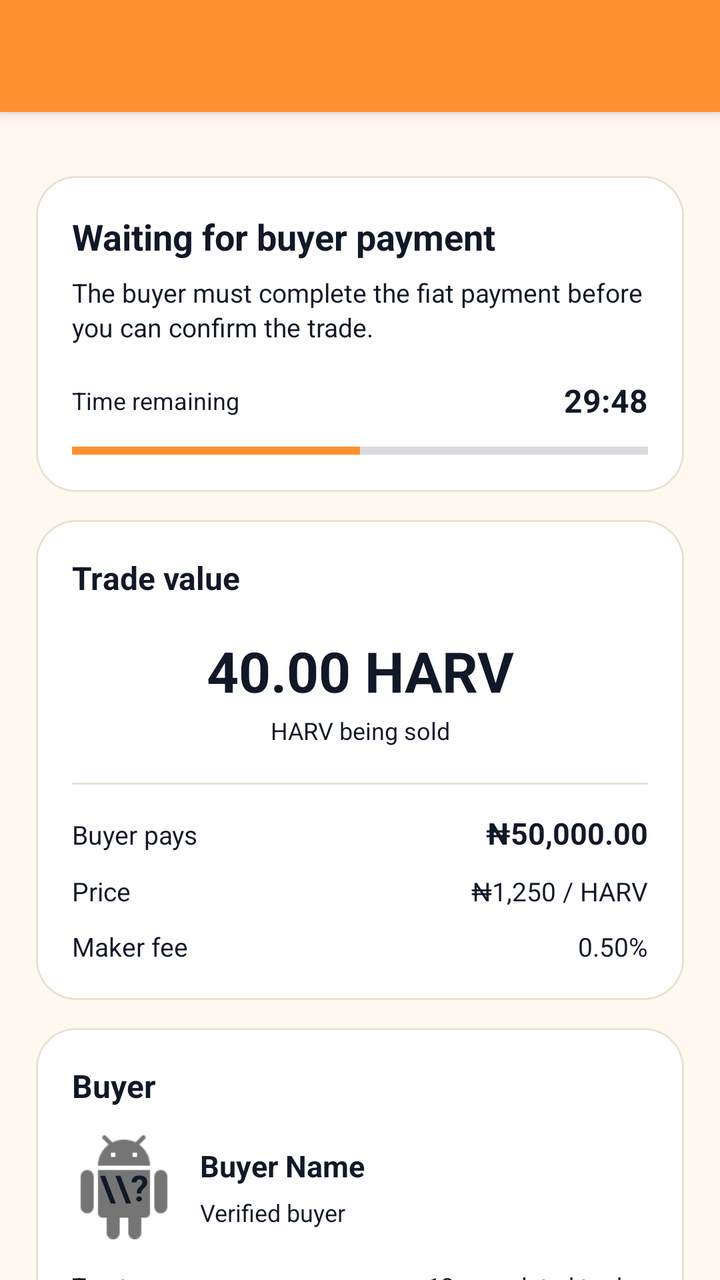
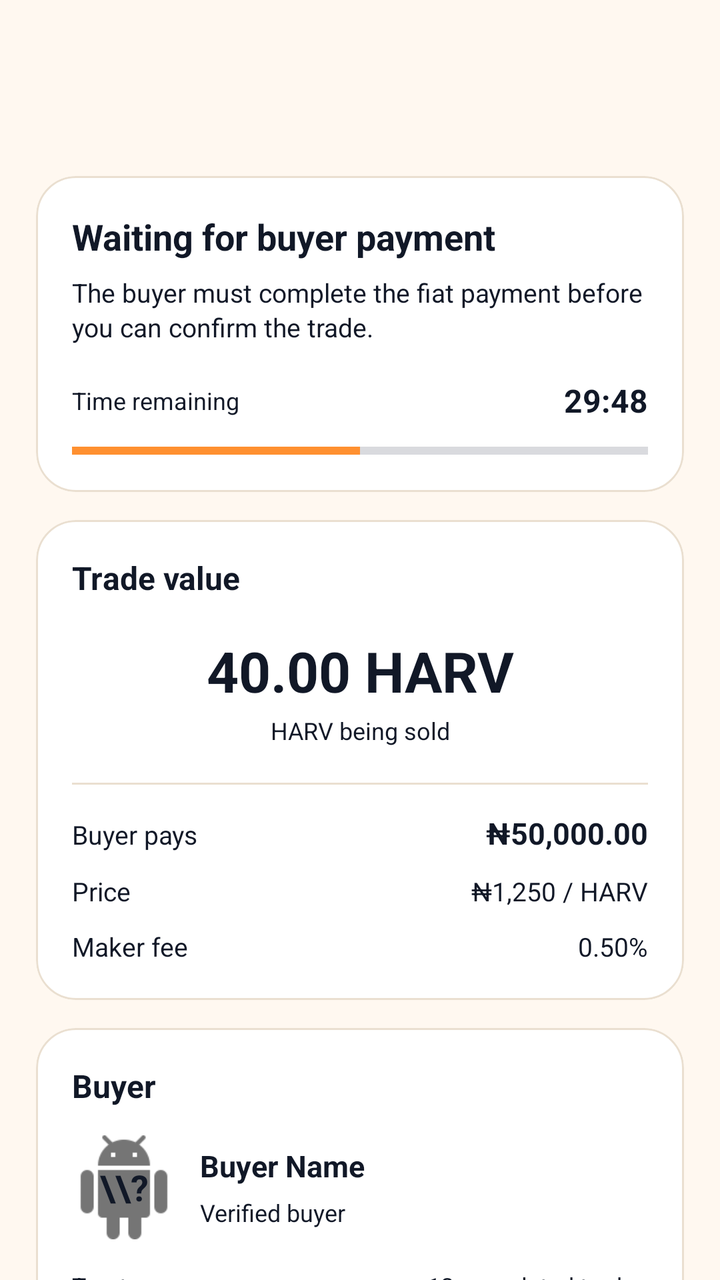

Two renders of the same Android screen: before a commit and after it. Below are the layout's source before the change and the commit's diff.
<!-- AndroidManifest.xml: application theme AppTheme -->
<!-- res/layout/p2p_sell_trade.xml -->
<androidx.coordinatorlayout.widget.CoordinatorLayout
	xmlns:android="http://schemas.android.com/apk/res/android"
	xmlns:app="http://schemas.android.com/apk/res-auto"
	xmlns:tools="http://schemas.android.com/tools"
	android:id="@+id/_coordinator"
	android:layout_width="match_parent"
	android:layout_height="match_parent">
	<com.google.android.material.appbar.AppBarLayout
		android:id="@+id/_app_bar"
		android:layout_width="match_parent"
		android:layout_height="wrap_content"
		android:theme="@style/AppTheme.AppBarOverlay">
		<androidx.appcompat.widget.Toolbar
			android:id="@+id/_toolbar"
			android:layout_width="match_parent"
			android:layout_height="?attr/actionBarSize"
			android:background="?attr/appBarColor"
			app:popupTheme="@style/AppTheme.PopupOverlay" />
	</com.google.android.material.appbar.AppBarLayout>
	<androidx.core.widget.NestedScrollView
		android:layout_width="match_parent"
		android:layout_height="match_parent"
		android:background="@color/colorP2pBg"
		android:fillViewport="true"
		android:clipToPadding="false"
		app:layout_behavior="@string/appbar_scrolling_view_behavior">
		<LinearLayout
			android:id="@+id/sell_trade_root"
			android:layout_width="match_parent"
			android:layout_height="wrap_content"
			android:paddingTop="16dp"
			android:paddingBottom="36dp"
			android:orientation="vertical"
			android:paddingStart="18dp"
			android:paddingEnd="18dp">
			<com.google.android.material.card.MaterialCardView
				android:id="@+id/card_sell_action"
				android:layout_width="match_parent"
				android:layout_height="wrap_content"
				android:layout_marginTop="16dp"
				app:cardBackgroundColor="@color/colorP2pSurface"
				app:cardCornerRadius="20dp"
				app:cardElevation="0dp"
				app:strokeColor="@color/colorP2pBorder"
				app:strokeWidth="1dp">
				<LinearLayout
					android:id="@+id/linear134"
					android:layout_width="match_parent"
					android:layout_height="wrap_content"
					android:padding="18dp"
					android:orientation="vertical">
					<TextView
						android:id="@+id/tv_sell_action_title"
						android:layout_width="match_parent"
						android:layout_height="wrap_content"
						android:text="Waiting for buyer payment"
						android:textSize="18sp"
						android:textStyle="bold" />
					<TextView
						android:id="@+id/tv_sell_action_description"
						android:layout_width="match_parent"
						android:layout_height="wrap_content"
						android:layout_marginTop="7dp"
						android:text="The buyer must complete the fiat payment before you can confirm the trade."
						android:textSize="13sp"
						android:lineSpacingExtra="2dp" />
					<LinearLayout
						android:id="@+id/linear135"
						android:layout_width="match_parent"
						android:layout_height="wrap_content"
						android:layout_marginTop="17dp"
						android:gravity="center_vertical"
						android:orientation="horizontal">
						<TextView
							android:id="@+id/textview65"
							android:layout_width="0dp"
							android:layout_height="wrap_content"
							android:text="Time remaining"
							android:textSize="12sp"
							android:layout_weight="1" />
						<TextView
							android:id="@+id/tv_sell_timer"
							android:layout_width="wrap_content"
							android:layout_height="wrap_content"
							android:text="29:48"
							android:textSize="16sp"
							android:textStyle="bold" />
					</LinearLayout>
					<ProgressBar
						android:id="@+id/pb_sell_trade"
						android:layout_width="match_parent"
						android:layout_height="5dp"
						android:layout_marginTop="12dp"
						android:progress="50"
						android:indeterminate="false"
						style="?android:progressBarStyleHorizontal"
						android:progressTint="@color/colorP2pAccent" />
				</LinearLayout>
			</com.google.android.material.card.MaterialCardView>
			<com.google.android.material.card.MaterialCardView
				android:id="@+id/card_sell_value"
				android:layout_width="match_parent"
				android:layout_height="wrap_content"
				android:layout_marginTop="14dp"
				app:cardBackgroundColor="@color/colorP2pSurface"
				app:cardCornerRadius="20dp"
				app:cardElevation="0dp"
				app:strokeColor="@color/colorP2pBorder"
				app:strokeWidth="1dp">
				<LinearLayout
					android:id="@+id/linear136"
					android:layout_width="match_parent"
					android:layout_height="wrap_content"
					android:padding="18dp"
					android:orientation="vertical">
					<TextView
						android:id="@+id/textview66"
						android:layout_width="wrap_content"
						android:layout_height="wrap_content"
						android:text="Trade value"
						android:textSize="16sp"
						android:textStyle="bold" />
					<TextView
						android:id="@+id/tv_sell_harv_amount"
						android:layout_width="match_parent"
						android:layout_height="wrap_content"
						android:layout_marginTop="17dp"
						android:gravity="center_horizontal|center_vertical"
						android:text="40.00 HARV"
						android:textSize="28sp"
						android:textStyle="bold" />
					<TextView
						android:id="@+id/tv_sell_value_caption"
						android:layout_width="match_parent"
						android:layout_height="wrap_content"
						android:layout_marginTop="3dp"
						android:gravity="center_horizontal|center_vertical"
						android:text="HARV being sold"
						android:textSize="12sp" />
					<View
						android:id="@+id/view137"
						android:layout_width="match_parent"
						android:layout_height="1dp"
						android:layout_marginTop="18dp"
						android:background="@color/colorP2pBorder" />
					<LinearLayout
						android:id="@+id/linear138"
						android:layout_width="match_parent"
						android:layout_height="wrap_content"
						android:layout_marginTop="14dp"
						android:orientation="horizontal">
						<TextView
							android:id="@+id/textview67"
							android:layout_width="0dp"
							android:layout_height="wrap_content"
							android:text="Buyer pays"
							android:textSize="13sp"
							android:layout_weight="1" />
						<TextView
							android:id="@+id/tv_sell_fiat_amount"
							android:layout_width="wrap_content"
							android:layout_height="wrap_content"
							android:text="₦50,000.00"
							android:textSize="15sp"
							android:textStyle="bold" />
					</LinearLayout>
					<LinearLayout
						android:id="@+id/linear139"
						android:layout_width="match_parent"
						android:layout_height="wrap_content"
						android:layout_marginTop="10dp"
						android:orientation="horizontal">
						<TextView
							android:id="@+id/textview68"
							android:layout_width="0dp"
							android:layout_height="wrap_content"
							android:text="Price"
							android:textSize="13sp"
							android:layout_weight="1" />
						<TextView
							android:id="@+id/tv_sell_price"
							android:layout_width="wrap_content"
							android:layout_height="wrap_content"
							android:text="₦1,250 / HARV"
							android:textSize="13sp" />
					</LinearLayout>
					<LinearLayout
						android:id="@+id/row_sell_maker_fee"
						android:layout_width="match_parent"
						android:layout_height="wrap_content"
						android:layout_marginTop="10dp"
						android:orientation="horizontal">
						<TextView
							android:id="@+id/textview69"
							android:layout_width="0dp"
							android:layout_height="wrap_content"
							android:text="Maker fee"
							android:textSize="13sp"
							android:layout_weight="1" />
						<TextView
							android:id="@+id/tv_sell_maker_fee"
							android:layout_width="wrap_content"
							android:layout_height="wrap_content"
							android:text="0.50%"
							android:textSize="13sp" />
					</LinearLayout>
				</LinearLayout>
			</com.google.android.material.card.MaterialCardView>
			<com.google.android.material.card.MaterialCardView
				android:id="@+id/card_sell_buyer"
				android:layout_width="match_parent"
				android:layout_height="wrap_content"
				android:layout_marginTop="14dp"
				app:cardBackgroundColor="@color/colorP2pSurface"
				app:cardCornerRadius="20dp"
				app:cardElevation="0dp"
				app:strokeColor="@color/colorP2pBorder"
				app:strokeWidth="1dp">
				<LinearLayout
					android:id="@+id/linear140"
					android:layout_width="match_parent"
					android:layout_height="wrap_content"
					android:padding="18dp"
					android:orientation="vertical">
					<TextView
						android:id="@+id/textview70"
						android:layout_width="wrap_content"
						android:layout_height="wrap_content"
						android:text="Buyer"
						android:textSize="16sp"
						android:textStyle="bold" />
					<LinearLayout
						android:id="@+id/linear141"
						android:layout_width="match_parent"
						android:layout_height="wrap_content"
						android:layout_marginTop="14dp"
						android:gravity="center_vertical"
						android:orientation="horizontal">
						<FrameLayout
							android:id="@+id/frame_layout4"
							android:layout_width="52dp"
							android:layout_height="52dp">
							<TextView
								android:id="@+id/tv_sell_buyer_initial"
								android:layout_width="match_parent"
								android:layout_height="match_parent"
								android:background="@drawable/default_image"
								android:gravity="center_horizontal|center_vertical"
								android:text="\\\\?"
								android:textSize="18sp"
								android:textStyle="bold" />
							<ImageView
								android:id="@+id/iv_sell_buyer_avatar"
								android:layout_width="52dp"
								android:layout_height="52dp"
								android:src="@drawable/default_image"
								android:scaleType="centerCrop"
								android:visibility="gone" />
						</FrameLayout>
						<LinearLayout
							android:id="@+id/linear142"
							android:layout_width="0dp"
							android:layout_height="wrap_content"
							android:orientation="vertical"
							android:layout_weight="1"
							android:layout_marginStart="12dp">
							<LinearLayout
								android:id="@+id/linear143"
								android:layout_width="wrap_content"
								android:layout_height="wrap_content"
								android:gravity="center_vertical"
								android:orientation="horizontal">
								<TextView
									android:id="@+id/tv_sell_buyer_name"
									android:layout_width="wrap_content"
									android:layout_height="wrap_content"
									android:text="Buyer Name"
									android:textSize="15sp"
									android:textStyle="bold" />
								<ImageView
									android:id="@+id/iv_sell_buyer_verified"
									android:layout_width="17dp"
									android:layout_height="17dp"
									android:src="@drawable/icon_check_circle_round"
									android:scaleType="centerInside"
									android:layout_marginStart="5dp" />
							</LinearLayout>
							<TextView
								android:id="@+id/tv_sell_buyer_info"
								android:layout_width="wrap_content"
								android:layout_height="wrap_content"
								android:layout_marginTop="5dp"
								android:text="Verified buyer"
								android:textSize="12sp" />
						</LinearLayout>
					</LinearLayout>
					<LinearLayout
						android:id="@+id/linear144"
						android:layout_width="match_parent"
						android:layout_height="wrap_content"
						android:layout_marginTop="15dp"
						android:orientation="horizontal">
						<TextView
							android:id="@+id/tv_sell_buyer_trust"
							android:layout_width="0dp"
							android:layout_height="wrap_content"
							android:text="Trust —"
							android:textSize="12sp"
							android:layout_weight="1" />
						<TextView
							android:id="@+id/tv_sell_buyer_trades"
							android:layout_width="wrap_content"
							android:layout_height="wrap_content"
							android:text="12 completed trades"
							android:textSize="12sp" />
					</LinearLayout>
				</LinearLayout>
			</com.google.android.material.card.MaterialCardView>
			<com.google.android.material.card.MaterialCardView
				android:id="@+id/card_sell_escrow"
				android:layout_width="match_parent"
				android:layout_height="wrap_content"
				android:layout_marginTop="14dp"
				app:cardBackgroundColor="@color/colorP2pSurface"
				app:cardCornerRadius="20dp"
				app:cardElevation="0dp"
				app:strokeColor="@color/colorP2pBorder"
				app:strokeWidth="1dp">
				<LinearLayout
					android:id="@+id/linear145"
					android:layout_width="match_parent"
					android:layout_height="wrap_content"
					android:padding="18dp"
					android:orientation="vertical">
					<LinearLayout
						android:id="@+id/linear146"
						android:layout_width="match_parent"
						android:layout_height="wrap_content"
						android:gravity="center_vertical"
						android:orientation="horizontal">
						<TextView
							android:id="@+id/textview71"
							android:layout_width="0dp"
							android:layout_height="wrap_content"
							android:text="Blockchain escrow"
							android:textSize="16sp"
							android:textStyle="bold"
							android:layout_weight="1" />
						<TextView
							android:id="@+id/tv_sell_escrow_badge"
							android:layout_width="wrap_content"
							android:layout_height="wrap_content"
							android:text="SECURED"
							android:textSize="10sp"
							android:textStyle="bold" />
					</LinearLayout>
					<TextView
						android:id="@+id/tv_sell_escrow_description"
						android:layout_width="match_parent"
						android:layout_height="wrap_content"
						android:layout_marginTop="9dp"
						android:text="Your HARV is protected by the escrow process while this trade is active."
						android:textSize="12sp"
						android:lineSpacingExtra="2dp" />
					<TextView
						android:id="@+id/textview72"
						android:layout_width="wrap_content"
						android:layout_height="wrap_content"
						android:layout_marginTop="15dp"
						android:text="Escrow txHash"
						android:textSize="11sp" />
					<TextView
						android:id="@+id/tv_sell_escrow_tx_hash"
						android:layout_width="match_parent"
						android:layout_height="wrap_content"
						android:layout_marginTop="4dp"
						android:text="0x000000000000000000000000000000"
						android:textSize="12sp"
						android:ellipsize="middle"
						android:maxLines="1" />
				</LinearLayout>
			</com.google.android.material.card.MaterialCardView>
			<com.google.android.material.card.MaterialCardView
				android:id="@+id/card_sell_payment"
				android:layout_width="match_parent"
				android:layout_height="wrap_content"
				android:layout_marginTop="14dp"
				app:cardBackgroundColor="@color/colorP2pSurface"
				app:cardCornerRadius="20dp"
				app:cardElevation="0dp"
				app:strokeColor="@color/colorP2pBorder"
				app:strokeWidth="1dp">
				<LinearLayout
					android:id="@+id/linear147"
					android:layout_width="match_parent"
					android:layout_height="wrap_content"
					android:padding="18dp"
					android:orientation="vertical">
					<TextView
						android:id="@+id/textview73"
						android:layout_width="wrap_content"
						android:layout_height="wrap_content"
						android:text="Payment"
						android:textSize="16sp"
						android:textStyle="bold" />
					<TextView
						android:id="@+id/tv_sell_payment_status"
						android:layout_width="match_parent"
						android:layout_height="wrap_content"
						android:layout_marginTop="12dp"
						android:text="Waiting for buyer payment"
						android:textSize="15sp"
						android:textStyle="bold" />
					<TextView
						android:id="@+id/tv_sell_payment_status_description"
						android:layout_width="match_parent"
						android:layout_height="wrap_content"
						android:layout_marginTop="5dp"
						android:text="You will be notified when the buyer marks the payment as sent."
						android:textSize="12sp"
						android:lineSpacingExtra="2dp" />
					<LinearLayout
						android:id="@+id/layout_sell_payment_received"
						android:layout_width="match_parent"
						android:layout_height="wrap_content"
						android:layout_marginTop="16dp"
						android:orientation="vertical"
						android:visibility="gone">
						<View
							android:id="@+id/view148"
							android:layout_width="match_parent"
							android:layout_height="1dp"
							android:background="@color/colorP2pBorder" />
						<TextView
							android:id="@+id/tv_sell_payment_received_amount"
							android:layout_width="match_parent"
							android:layout_height="wrap_content"
							android:layout_marginTop="14dp"
							android:text="Payment marked: ₦50,000.00"
							android:textSize="15sp"
							android:textStyle="bold" />
						<TextView
							android:id="@+id/tv_sell_payment_reference"
							android:layout_width="match_parent"
							android:layout_height="wrap_content"
							android:layout_marginTop="6dp"
							android:text="Reference: —"
							android:textSize="12sp" />
						<TextView
							android:id="@+id/tv_sell_payment_time"
							android:layout_width="match_parent"
							android:layout_height="wrap_content"
							android:layout_marginTop="5dp"
							android:text="Marked paid: —"
							android:textSize="12sp" />
						<ImageView
							android:id="@+id/iv_sell_payment_proof"
							android:layout_width="match_parent"
							android:layout_height="190dp"
							android:layout_marginTop="14dp"
							android:background="@color/colorP2pSurfaceAlt"
							android:src="@drawable/default_image"
							android:scaleType="centerInside"
							android:visibility="gone" />
					</LinearLayout>
				</LinearLayout>
			</com.google.android.material.card.MaterialCardView>
			<com.google.android.material.card.MaterialCardView
				android:id="@+id/card_sell_warning"
				android:layout_width="match_parent"
				android:layout_height="wrap_content"
				android:layout_marginTop="14dp"
				app:cardBackgroundColor="@color/colorP2pSurface"
				app:cardCornerRadius="18dp"
				app:cardElevation="0dp"
				app:strokeColor="@color/colorAmber"
				app:strokeWidth="1dp">
				<LinearLayout
					android:id="@+id/linear149"
					android:layout_width="match_parent"
					android:layout_height="wrap_content"
					android:padding="15dp"
					android:orientation="horizontal">
					<TextView
						android:id="@+id/textview74"
						android:layout_width="32dp"
						android:layout_height="32dp"
						android:gravity="center_horizontal|center_vertical"
						android:text="!"
						android:textSize="18sp"
						android:textStyle="bold" />
					<TextView
						android:id="@+id/tv_sell_warning"
						android:layout_width="0dp"
						android:layout_height="wrap_content"
						android:text="Do not confirm payment from a screenshot alone. Check your actual bank or payment account and verify the exact amount received."
						android:textSize="12sp"
						android:layout_weight="1"
						android:layout_marginStart="9dp"
						android:lineSpacingExtra="2dp" />
				</LinearLayout>
			</com.google.android.material.card.MaterialCardView>
			<com.google.android.material.card.MaterialCardView
				android:id="@+id/card_sell_action_button"
				android:layout_width="match_parent"
				android:layout_height="wrap_content"
				android:layout_marginTop="14dp"
				app:cardBackgroundColor="@color/colorP2pSurface"
				app:cardCornerRadius="20dp"
				app:cardElevation="0dp"
				app:strokeColor="@color/colorP2pBorder"
				app:strokeWidth="1dp">
				<LinearLayout
					android:id="@+id/linear150"
					android:layout_width="match_parent"
					android:layout_height="wrap_content"
					android:padding="18dp"
					android:orientation="vertical">
					<TextView
						android:id="@+id/tv_sell_action_button_title"
						android:layout_width="match_parent"
						android:layout_height="wrap_content"
						android:text="Confirm payment received"
						android:textSize="17sp"
						android:textStyle="bold" />
					<TextView
						android:id="@+id/tv_sell_action_button_description"
						android:layout_width="match_parent"
						android:layout_height="wrap_content"
						android:layout_marginTop="6dp"
						android:text="This action becomes available after the buyer marks the order as paid."
						android:textSize="12sp" />
					<CheckBox
						android:id="@+id/cb_sell_payment_confirm"
						android:layout_width="match_parent"
						android:layout_height="wrap_content"
						android:layout_marginTop="10dp"
						android:text="I have independently verified the exact payment."
						android:textSize="13sp"
						android:visibility="gone" />
					<com.google.android.material.button.MaterialButton
						android:id="@+id/btn_sell_confirm_payment"
						android:layout_width="match_parent"
						android:layout_height="54dp"
						android:layout_marginTop="12dp"
						android:text="Confirm Payment Received"
						android:textSize="15sp"
						android:textStyle="bold"
						android:textAllCaps="false"
						android:visibility="gone"
						app:backgroundTint="@color/colorP2pAccent"
						app:cornerRadius="14dp" />
				</LinearLayout>
			</com.google.android.material.card.MaterialCardView>
			<com.google.android.material.card.MaterialCardView
				android:id="@+id/card_sell_timeline"
				android:layout_width="match_parent"
				android:layout_height="wrap_content"
				android:layout_marginTop="14dp"
				app:cardBackgroundColor="@color/colorP2pSurface"
				app:cardCornerRadius="20dp"
				app:cardElevation="0dp"
				app:strokeColor="@color/colorP2pBorder"
				app:strokeWidth="1dp">
				<LinearLayout
					android:id="@+id/linear151"
					android:layout_width="match_parent"
					android:layout_height="wrap_content"
					android:padding="18dp"
					android:orientation="vertical">
					<TextView
						android:id="@+id/textview75"
						android:layout_width="wrap_content"
						android:layout_height="wrap_content"
						android:text="Trade progress"
						android:textSize="16sp"
						android:textStyle="bold" />
					<TextView
						android:id="@+id/tv_sell_step_1"
						android:layout_width="match_parent"
						android:layout_height="wrap_content"
						android:layout_marginTop="18dp"
						android:text="✓  Order created"
						android:textSize="13sp"
						android:textStyle="bold" />
					<TextView
						android:id="@+id/tv_sell_step_2"
						android:layout_width="match_parent"
						android:layout_height="wrap_content"
						android:layout_marginTop="14dp"
						android:text="✓  HARV secured in escrow"
						android:textSize="13sp"
						android:textStyle="bold" />
					<TextView
						android:id="@+id/tv_sell_step_3"
						android:layout_width="match_parent"
						android:layout_height="wrap_content"
						android:layout_marginTop="14dp"
						android:text="●  Buyer payment"
						android:textSize="13sp"
						android:textStyle="bold" />
					<TextView
						android:id="@+id/tv_sell_step_4"
						android:layout_width="match_parent"
						android:layout_height="wrap_content"
						android:layout_marginTop="14dp"
						android:text="○  Seller confirmation"
						android:textSize="13sp" />
					<TextView
						android:id="@+id/tv_sell_step_5"
						android:layout_width="match_parent"
						android:layout_height="wrap_content"
						android:layout_marginTop="14dp"
						android:text="○  Blockchain release"
						android:textSize="13sp" />
					<TextView
						android:id="@+id/tv_sell_step_6"
						android:layout_width="match_parent"
						android:layout_height="wrap_content"
						android:layout_marginTop="14dp"
						android:text="○  Trade completed"
						android:textSize="13sp" />
				</LinearLayout>
			</com.google.android.material.card.MaterialCardView>
			<com.google.android.material.card.MaterialCardView
				android:id="@+id/card_sell_release"
				android:layout_width="match_parent"
				android:layout_height="wrap_content"
				android:layout_marginTop="14dp"
				app:cardBackgroundColor="@color/colorP2pSurface"
				android:visibility="gone"
				app:cardCornerRadius="20dp"
				app:cardElevation="0dp"
				app:strokeColor="@color/colorP2pBorder"
				app:strokeWidth="1dp">
				<LinearLayout
					android:id="@+id/linear152"
					android:layout_width="match_parent"
					android:layout_height="wrap_content"
					android:padding="18dp"
					android:orientation="vertical">
					<TextView
						android:id="@+id/textview76"
						android:layout_width="wrap_content"
						android:layout_height="wrap_content"
						android:text="Blockchain release"
						android:textSize="16sp"
						android:textStyle="bold" />
					<TextView
						android:id="@+id/tv_sell_release_status"
						android:layout_width="match_parent"
						android:layout_height="wrap_content"
						android:layout_marginTop="12dp"
						android:text="Release pending"
						android:textSize="14sp"
						android:textStyle="bold" />
					<TextView
						android:id="@+id/tv_sell_release_tx_hash"
						android:layout_width="match_parent"
						android:layout_height="wrap_content"
						android:layout_marginTop="12dp"
						android:text="Release txHash: —"
						android:textSize="12sp"
						android:ellipsize="middle"
						android:maxLines="1" />
					<TextView
						android:id="@+id/tv_sell_release_network"
						android:layout_width="match_parent"
						android:layout_height="wrap_content"
						android:layout_marginTop="7dp"
						android:text="Network: —"
						android:textSize="12sp" />
					<TextView
						android:id="@+id/tv_sell_release_confirmations"
						android:layout_width="match_parent"
						android:layout_height="wrap_content"
						android:layout_marginTop="7dp"
						android:text="Confirmations: —"
						android:textSize="12sp" />
				</LinearLayout>
			</com.google.android.material.card.MaterialCardView>
			<com.google.android.material.card.MaterialCardView
				android:id="@+id/card_sell_security"
				android:layout_width="match_parent"
				android:layout_height="wrap_content"
				android:layout_marginTop="14dp"
				app:cardBackgroundColor="@color/colorP2pSurface"
				app:cardCornerRadius="20dp"
				app:cardElevation="0dp"
				app:strokeColor="@color/colorP2pBorder"
				app:strokeWidth="1dp">
				<LinearLayout
					android:id="@+id/linear153"
					android:layout_width="match_parent"
					android:layout_height="wrap_content"
					android:padding="18dp"
					android:orientation="vertical">
					<TextView
						android:id="@+id/textview77"
						android:layout_width="wrap_content"
						android:layout_height="wrap_content"
						android:text="Trade protection"
						android:textSize="16sp"
						android:textStyle="bold" />
					<TextView
						android:id="@+id/textview78"
						android:layout_width="match_parent"
						android:layout_height="wrap_content"
						android:layout_marginTop="9dp"
						android:text="The escrow transaction protects the HARV while the fiat side of the trade is being completed. The final release must be verified from the blockchain transaction rather than relying only on the Firestore trade status."
						android:textSize="12sp"
						android:lineSpacingExtra="3dp" />
				</LinearLayout>
			</com.google.android.material.card.MaterialCardView>
			<LinearLayout
				android:id="@+id/linear154"
				android:layout_width="match_parent"
				android:layout_height="wrap_content"
				android:layout_marginTop="17dp"
				android:gravity="center_horizontal|center_vertical"
				android:orientation="horizontal">
				<TextView
					android:id="@+id/tv_sell_dispute"
					android:layout_width="wrap_content"
					android:layout_height="wrap_content"
					android:padding="10dp"
					android:text="Open dispute"
					android:textSize="12sp"
					android:textStyle="bold" />
				<TextView
					android:id="@+id/tv_sell_support"
					android:layout_width="wrap_content"
					android:layout_height="wrap_content"
					android:padding="10dp"
					android:text="Get help"
					android:textSize="12sp"
					android:textStyle="bold" />
			</LinearLayout>
			<com.google.android.material.card.MaterialCardView
				android:id="@+id/card_sell_completed"
				android:layout_width="match_parent"
				android:layout_height="wrap_content"
				android:layout_marginTop="14dp"
				app:cardBackgroundColor="@color/colorP2pSurface"
				android:visibility="gone"
				app:cardCornerRadius="20dp"
				app:cardElevation="0dp"
				app:strokeColor="@color/colorSuccess"
				app:strokeWidth="1dp">
				<LinearLayout
					android:id="@+id/linear155"
					android:layout_width="match_parent"
					android:layout_height="wrap_content"
					android:padding="24dp"
					android:gravity="center_horizontal"
					android:orientation="vertical">
					<ImageView
						android:id="@+id/iv_sell_completed"
						android:layout_width="52dp"
						android:layout_height="52dp"
						android:src="@drawable/ic_check_circle"
						android:scaleType="center" />
					<TextView
						android:id="@+id/tv_sell_completed_title"
						android:layout_width="wrap_content"
						android:layout_height="wrap_content"
						android:layout_marginTop="12dp"
						android:text="Trade completed"
						android:textSize="19sp"
						android:textStyle="bold" />
					<TextView
						android:id="@+id/tv_sell_completed_description"
						android:layout_width="match_parent"
						android:layout_height="wrap_content"
						android:layout_marginTop="7dp"
						android:gravity="center_horizontal|center_vertical"
						android:text="The HARV release has been confirmed on-chain."
						android:textSize="12sp" />
					<TextView
						android:id="@+id/tv_sell_completed_tx_hash"
						android:layout_width="match_parent"
						android:layout_height="wrap_content"
						android:layout_marginTop="13dp"
						android:gravity="center_horizontal|center_vertical"
						android:text="Release txHash: —"
						android:textSize="12sp"
						android:ellipsize="middle"
						android:maxLines="1" />
				</LinearLayout>
			</com.google.android.material.card.MaterialCardView>
		</LinearLayout>
	</androidx.core.widget.NestedScrollView>
</androidx.coordinatorlayout.widget.CoordinatorLayout>
<!-- resources referenced by this layout -->
<resources>
  <color name="colorAmber">#F59E0B</color>
  <color name="colorP2pAccent">#FF9030</color>
  <color name="colorP2pBg">#FFF8F0</color>
  <color name="colorP2pBorder">#EADFD0</color>
  <color name="colorP2pSurface">#FFFFFF</color>
  <color name="colorP2pSurfaceAlt">#FFF3E6</color>
  <color name="colorSuccess">#00B98F</color>
  <style name="AppTheme.PopupOverlay" parent="ThemeOverlay.MaterialComponents.Light" />
  <style name="AppTheme" parent="Theme.MaterialComponents.DayNight.NoActionBar">
          
          <item name="homeAsUpIndicator">@drawable/ic_nav_back</item>
          
          <item name="android:textViewStyle">@style/HarvanaTextView</item>
          <item name="appBarColor">@color/colorAccent</item>
          <item name="onAppBarColor">@color/colorTextOnAccent</item>
          <item name="colorSecondary">@color/colorAccent</item>
          <item name="colorOnSecondary">@color/colorTextOnAccent</item>
          <item name="colorPrimaryVariant">@color/colorAccentDark</item>
          <item name="colorSecondaryVariant">@color/colorAccentDark</item>
          <item name="colorError">@color/colorError</item>
          <item name="colorOnError">@color/colorTextPrimaryWhite</item>
          <item name="colorControlActivated">@color/colorAccent</item>
          <item name="colorControlNormal">@color/colorControlNormal</item>
          <item name="colorControlHighlight">@color/colorAccentRipple</item>
          <item name="android:textColorHighlight">@color/colorAccentStroke</item>
          <item name="android:textColorLink">@color/colorAccentStrong</item>
          <item name="android:editTextColor">@color/colorTextPrimary</item>
          <item name="android:navigationBarColor">@color/colorBackground</item>
          <item name="colorPrimary">@color/colorAccent</item>
          <item name="colorPrimaryDark">@color/colorAccentStrong</item>
          <item name="colorAccent">@color/colorAccent</item>
          <item name="colorSurface">@color/colorSurface</item>
          <item name="colorOnPrimary">@color/colorTextOnAccent</item>
          <item name="colorOnSurface">@color/colorTextPrimary</item>
          <item name="colorOnBackground">@color/colorTextPrimary</item>
          <item name="colorOnSurfaceVariant">@color/colorTextSecondary</item>
          <item name="android:textColorPrimary">@color/colorTextPrimary</item>
          <item name="android:textColorSecondary">@color/colorTextSecondary</item>
          <item name="android:textColorHint">@color/colorTextTertiary</item>
          <item name="android:statusBarColor">?attr/appBarColor</item>
          <item name="android:windowLightStatusBar">true</item>
          <item name="android:windowBackground">@color/colorBackground</item>
          <item name="alertDialogTheme">@style/HarvanaAlertDialog</item>
          <item name="materialAlertDialogTheme">@style/HarvanaAlertDialog</item>
          <item name="bottomSheetDialogTheme">@style/HarvanaBottomSheetDialog</item>
      </style>
  <style name="HarvanaTextView" parent="android:Widget.TextView">
          <item name="android:textColor">@color/colorTextPrimary</item>
      </style>
  <color name="colorAccent">#FF9030</color>
  <color name="colorTextOnAccent">#111827</color>
  <color name="colorAccentDark">#E57A14</color>
  <color name="colorError">#EF4444</color>
  <color name="colorTextPrimaryWhite">#FFFFFF</color>
  <color name="colorControlNormal">#6B7280</color>
  <color name="colorAccentRipple">#1AFF9030</color>
  <color name="colorAccentStroke">#33FF9030</color>
  <color name="colorAccentStrong">#B85F0A</color>
  <color name="colorTextPrimary">#111827</color>
  <color name="colorBackground">#FFF8F0</color>
  <color name="colorSurface">#FFFFFF</color>
  <color name="colorTextSecondary">#4B5563</color>
  <color name="colorTextTertiary">#6B7280</color>
  <style name="HarvanaDialogButton" parent="Widget.MaterialComponents.Button.TextButton.Dialog">
          <item name="android:textColor">@color/colorAccent</item>
          <item name="android:minHeight">48dp</item>
      </style>
  <!-- unchanged entries left out for length: 9 -->
</resources>

<!-- the commit's change to res/layout/p2p_sell_trade.xml (unified diff, before → after) -->
@@ -9,7 +9,9 @@
 		android:id="@+id/_app_bar"
 		android:layout_width="match_parent"
 		android:layout_height="wrap_content"
-		android:theme="@style/AppTheme.AppBarOverlay">
+		android:theme="@style/AppTheme.AppBarOverlay"
+		app:elevation="0dp"
+		android:stateListAnimator="@null">
 		<androidx.appcompat.widget.Toolbar
 			android:id="@+id/_toolbar"
 			android:layout_width="match_parent"
<!-- resource entries referenced after the edit -->
@@ -13,8 +13,8 @@
           <item name="homeAsUpIndicator">@drawable/ic_nav_back</item>
           
           <item name="android:textViewStyle">@style/HarvanaTextView</item>
-          <item name="appBarColor">@color/colorAccent</item>
-          <item name="onAppBarColor">@color/colorTextOnAccent</item>
+          <item name="appBarColor">@color/colorBackground</item>
+          <item name="onAppBarColor">@color/colorTextPrimary</item>
           <item name="colorSecondary">@color/colorAccent</item>
           <item name="colorOnSecondary">@color/colorTextOnAccent</item>
           <item name="colorPrimaryVariant">@color/colorAccentDark</item>
